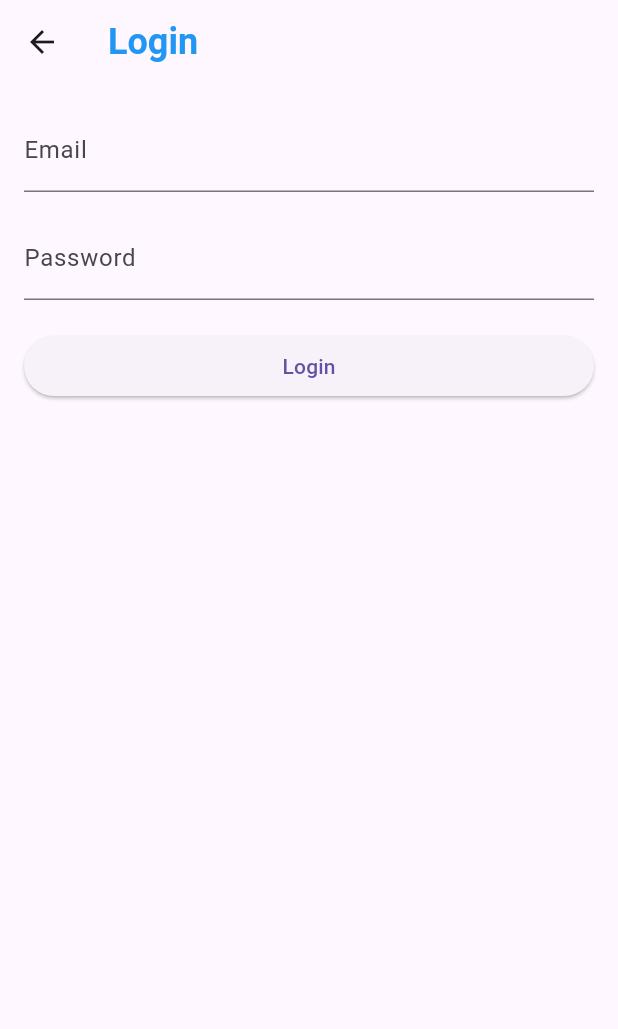
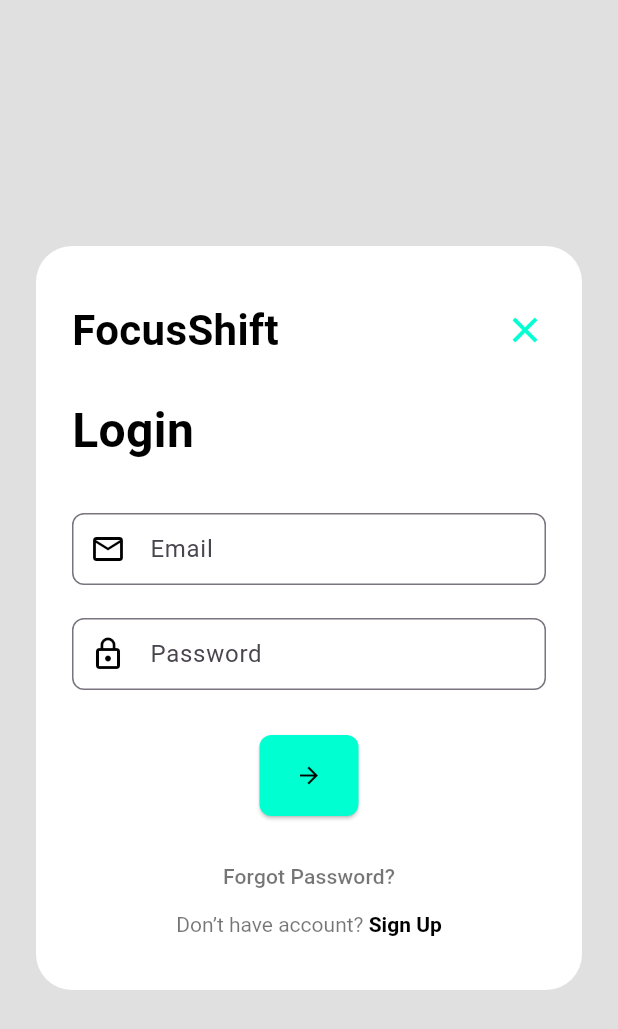
Before and after one commit to adayilmax/FocusShift, a Flutter app: the LoginScreen screen opened by its route, on a phone screen of 412 x 824 dp. Shown: the top 1029 px of the screen. Run offline on Flutter 3.47's test engine with Material 3 defaults, Android fonts, the phone set to English and light mode, and no system bars; network calls fail; Roboto replaces fonts that are missing (CustomFont).

Commit message:
Update login_screen.dart

```diff
--- a/lib/screens/login_screen.dart
+++ b/lib/screens/login_screen.dart
@@ -1,26 +1,50 @@
 import 'package:flutter/material.dart';
-import '../main.dart'; // for AppTextStyles, AppDimens
+
+/// Color & style constants (you can also move these to a shared file)
+const Color _kAccentGreen = Color(0xFF00FFD1);
+const Color _kFieldBorder = Colors.black;
+const double _kCardRadius = 24.0;
+const double _kEdgePadding = 24.0;
+const double _kFieldHeight = 54.0;
+const TextStyle _kLogoStyle = TextStyle(
+  fontSize: 28,
+  fontWeight: FontWeight.bold,
+  color: Colors.black,
+);
+const TextStyle _kTitleStyle = TextStyle(
+  fontSize: 32,
+  fontWeight: FontWeight.bold,
+  color: Colors.black,
+);
+const TextStyle _kLinkStyle = TextStyle(
+  fontSize: 14,
+  color: Colors.black54,
+);
+const TextStyle _kLinkBoldStyle = TextStyle(
+  fontSize: 14,
+  fontWeight: FontWeight.bold,
+  color: Colors.black,
+);
 
 class LoginScreen extends StatefulWidget {
+  static const routeName = '/login';
   @override
   _LoginScreenState createState() => _LoginScreenState();
 }
 
 class _LoginScreenState extends State<LoginScreen> {
   final _formKey = GlobalKey<FormState>();
-  final TextEditingController emailController = TextEditingController();
-  final TextEditingController passwordController = TextEditingController();
+  final _email = TextEditingController();
+  final _password = TextEditingController();
 
-  void _submitForm() {
-    if (_formKey.currentState?.validate() ?? false) {
-      ScaffoldMessenger.of(context).showSnackBar(
-        SnackBar(content: Text('Logging in...')),
-      );
+  void _submit() {
+    if (_formKey.currentState!.validate()) {
+      // TODO: your login logic…
       Navigator.pushReplacementNamed(context, '/dashboard');
     } else {
       showDialog(
         context: context,
-        builder: (context) => AlertDialog(
+        builder: (_) => AlertDialog(
           title: Text("Invalid Form"),
           content: Text("Please fix the errors in red before submitting."),
           actions: [
@@ -34,33 +58,132 @@
     }
   }
 
+  InputDecoration _decoration(String label, IconData icon) {
+    return InputDecoration(
+      labelText: label,
+      prefixIcon: Icon(icon, color: _kFieldBorder),
+      border: OutlineInputBorder(
+        borderSide: BorderSide(color: _kFieldBorder),
+        borderRadius: BorderRadius.circular(8),
+      ),
+      contentPadding: EdgeInsets.symmetric(horizontal: 16, vertical: 0),
+    );
+  }
+
   @override
   Widget build(BuildContext context) {
     return Scaffold(
-      appBar: AppBar(title: Text("Login", style: AppTextStyles.header)),
-      body: Padding(
-        padding: AppDimens.padding,
-        child: Form(
+      backgroundColor: Colors.grey[300],
+      body: Center(
+        child: SingleChildScrollView(
+          padding: const EdgeInsets.all(_kEdgePadding),
+          child: Container(
+            decoration: BoxDecoration(
+              color: Colors.white,
+              borderRadius: BorderRadius.circular(_kCardRadius),
+            ),
+            padding: const EdgeInsets.symmetric(
+              horizontal: _kEdgePadding,
+              vertical: _kEdgePadding * 1.5,
+            ),
+            child: Column(
+              crossAxisAlignment: CrossAxisAlignment.stretch,
+              children: [
+                // Top bar
+                Row(
+                  mainAxisAlignment: MainAxisAlignment.spaceBetween,
+                  children: [
+                    Text("FocusShift", style: _kLogoStyle),
+                    InkWell(
+                      onTap: () => Navigator.pop(context),
+                      child: Icon(Icons.close,
+                          color: _kAccentGreen, size: 28),
+                    ),
+                  ],
+                ),
+                SizedBox(height: 24),
+
+                // Title
+                Text("Login", style: _kTitleStyle),
+                SizedBox(height: 32),
+
+                // Form
+                Form(
                   key: _formKey,
-          child: ListView(
+                  child: Column(
                     children: [
-              TextFormField(
-                controller: emailController,
-                decoration: InputDecoration(labelText: 'Email'),
-                validator: (value) =>
-                (value == null || !value.contains('@')) ? "Invalid email." : null,
+                      SizedBox(
+                        height: _kFieldHeight,
+                        child: TextFormField(
+                          controller: _email,
+                          decoration:
+                              _decoration("Email", Icons.mail_outline),
+                          validator: (v) =>
+                              v != null && v.contains("@")
+                                  ? null
+                                  : "Invalid email.",
+                        ),
                       ),
                       SizedBox(height: 16),
-              TextFormField(
-                controller: passwordController,
-                decoration: InputDecoration(labelText: 'Password'),
+                      SizedBox(
+                        height: _kFieldHeight,
+                        child: TextFormField(
+                          controller: _password,
+                          decoration:
+                              _decoration("Password", Icons.lock_outline),
                           obscureText: true,
-                validator: (value) =>
-                (value == null || value.length < 6) ? "Minimum 6 characters." : null,
+                          validator: (v) =>
+                              v != null && v.length >= 6
+                                  ? null
+                                  : "Minimum 6 characters.",
                         ),
-              SizedBox(height: 20),
-              ElevatedButton(onPressed: _submitForm, child: Text("Login")),
+                      ),
+                      SizedBox(height: 24),
+                      SizedBox(
+                        height: _kFieldHeight,
+                        child: ElevatedButton(
+                          style: ElevatedButton.styleFrom(
+                            primary: _kAccentGreen,
+                            shape: RoundedRectangleBorder(
+                              borderRadius: BorderRadius.circular(8),
+                            ),
+                          ),
+                          onPressed: _submit,
+                          child: Icon(Icons.arrow_forward,
+                              color: Colors.black),
+                        ),
+                      ),
                     ],
+                  ),
+                ),
+
+                SizedBox(height: 16),
+                Center(
+                  child: TextButton(
+                    onPressed: () {
+                      // TODO: forgot password
+                    },
+                    child: Text("Forgot Password?", style: _kLinkStyle),
+                  ),
+                ),
+                Center(
+                  child: GestureDetector(
+                    onTap: () => Navigator
+                        .pushReplacementNamed(context, '/signup'),
+                    child: RichText(
+                      text: TextSpan(
+                        text: "Don’t have account? ",
+                        style: _kLinkStyle,
+                        children: [
+                          TextSpan(
+                              text: "Sign Up", style: _kLinkBoldStyle)
+                        ],
+                      ),
+                    ),
+                  ),
+                ),
+              ],
+            ),
           ),
         ),
       ),
```
Lines whose indentation alone changed are shown as unchanged.
